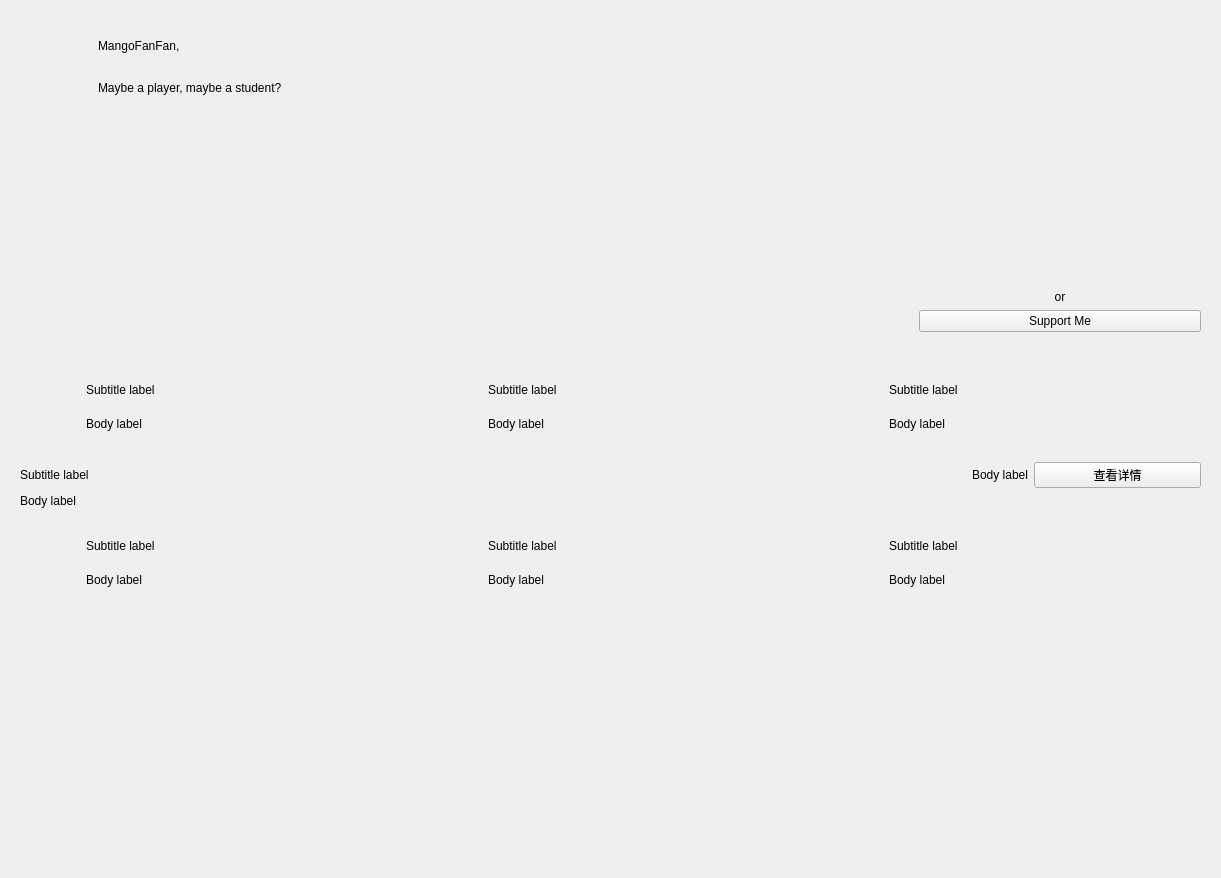
Before: the Qt Designer form app/view/designer/about_interface.ui in mangofanfan/FanTools2, drawn with Qt 5.
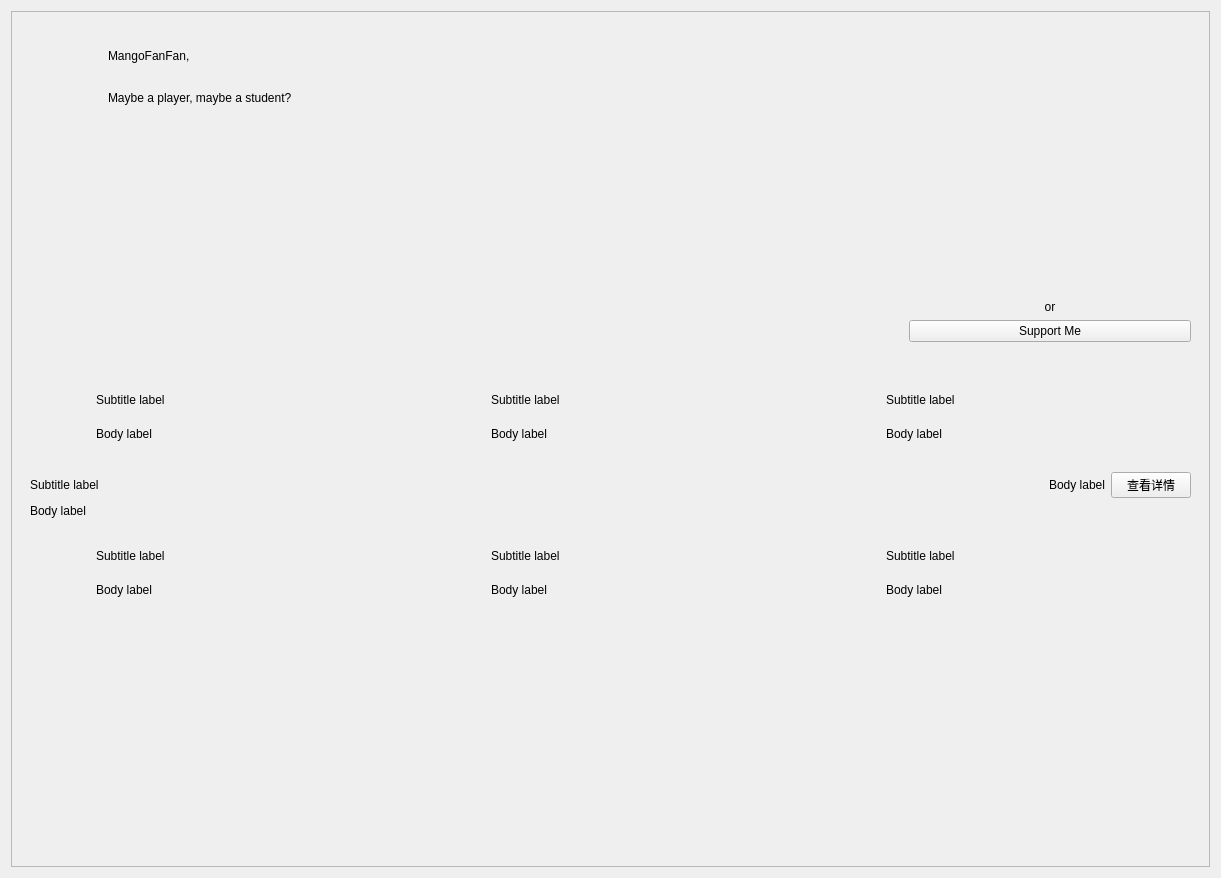
After: the same form once the commit is applied. Custom widgets are drawn as their Qt base class.

Commit message: 优化关于页面的布局

What changed in the file:
```diff
--- a/app/view/designer/about_interface.ui
+++ b/app/view/designer/about_interface.ui
@@ -13,6 +13,21 @@
   <property name="windowTitle">
    <string>Form</string>
   </property>
+  <layout class="QVBoxLayout" name="verticalLayout_3">
+   <item>
+    <widget class="SmoothScrollArea" name="SmoothScrollArea">
+     <property name="widgetResizable">
+      <bool>true</bool>
+     </property>
+     <widget class="QWidget" name="scrollAreaWidgetContents">
+      <property name="geometry">
+       <rect>
+        <x>0</x>
+        <y>0</y>
+        <width>1193</width>
+        <height>850</height>
+       </rect>
+      </property>
   <layout class="QVBoxLayout" name="verticalLayout_2">
    <item>
     <layout class="QGridLayout" name="gridLayout_2">
@@ -331,20 +346,7 @@
        <height>0</height>
       </size>
      </property>
-     <layout class="QGridLayout" name="gridLayout_6" columnstretch="3,3,1" columnminimumwidth="0,0,0">
-      <item row="0" column="1">
-       <widget class="BodyLabel" name="BodyLabel_NewsTime">
-        <property name="layoutDirection">
-         <enum>Qt::LeftToRight</enum>
-        </property>
-        <property name="text">
-         <string>Body label</string>
-        </property>
-        <property name="alignment">
-         <set>Qt::AlignRight|Qt::AlignTrailing|Qt::AlignVCenter</set>
-        </property>
-       </widget>
-      </item>
+         <layout class="QGridLayout" name="gridLayout_6" columnstretch="3,0,0">
       <item row="0" column="0">
        <widget class="SubtitleLabel" name="SubtitleLabel_News">
         <property name="text">
@@ -359,6 +361,19 @@
         </property>
        </widget>
       </item>
+          <item row="0" column="1">
+           <widget class="BodyLabel" name="BodyLabel_NewsTime">
+            <property name="layoutDirection">
+             <enum>Qt::LeftToRight</enum>
+            </property>
+            <property name="text">
+             <string>Body label</string>
+            </property>
+            <property name="alignment">
+             <set>Qt::AlignRight|Qt::AlignTrailing|Qt::AlignVCenter</set>
+            </property>
+           </widget>
+          </item>
       <item row="1" column="0" colspan="3">
        <widget class="BodyLabel" name="BodyLabel_News">
         <property name="text">
@@ -525,10 +540,14 @@
      <property name="sizeHint" stdset="0">
       <size>
        <width>20</width>
-       <height>280</height>
+           <height>182</height>
       </size>
      </property>
     </spacer>
+       </item>
+      </layout>
+     </widget>
+    </widget>
    </item>
   </layout>
  </widget>
@@ -571,6 +590,12 @@
    <header>qfluentwidgets</header>
    <container>1</container>
   </customwidget>
+  <customwidget>
+   <class>SmoothScrollArea</class>
+   <extends>QScrollArea</extends>
+   <header>qfluentwidgets</header>
+   <container>1</container>
+  </customwidget>
   <customwidget>
    <class>BodyLabel</class>
    <extends>QLabel</extends>
```
Lines whose indentation alone changed are shown as unchanged. The commit also changes 1 other file.
